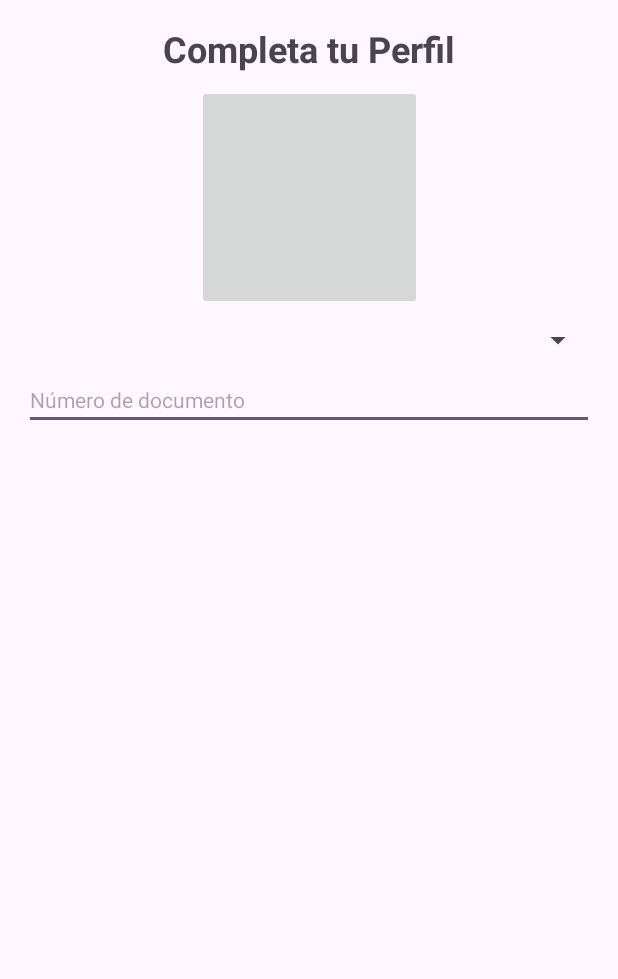
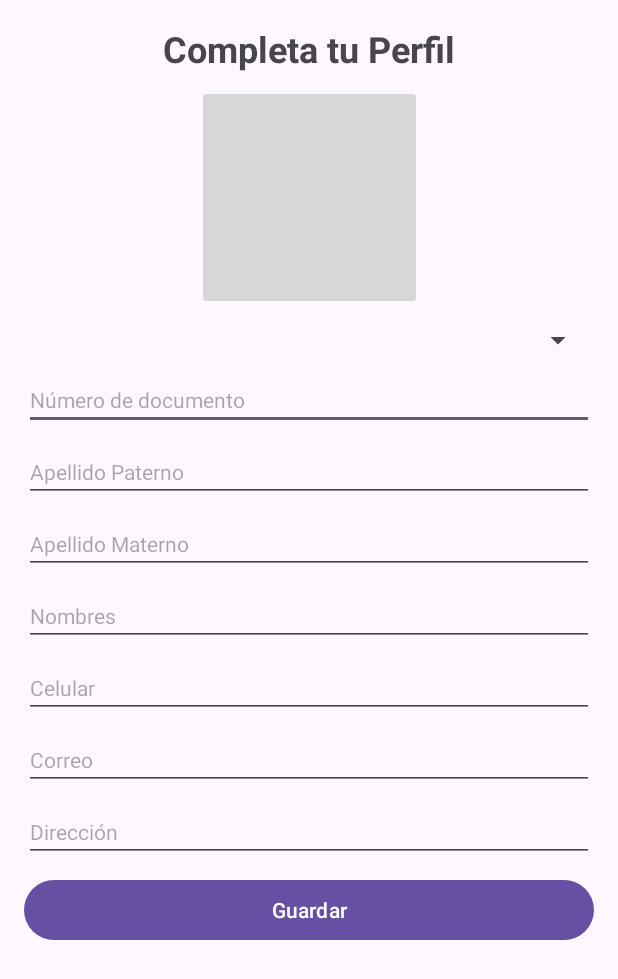
Before and after one commit to stefanodlc4/BotonPanico, an Android app: the PerfilCiudadanoActivity screen opened directly, with no data from a screen before it, on a phone screen of 412 x 824 dp. Shown: the top 979 px of the screen. Run offline under Robolectric (Android 15) with nearby library versions, the phone set to English and light mode, and no system bars.

Commit message:
completado visual perfil ciudadano

```diff
--- a/app/src/main/res/layout/activity_perfil_ciudadano.xml
+++ b/app/src/main/res/layout/activity_perfil_ciudadano.xml
@@ -11,7 +11,7 @@
         android:id="@+id/activityperfilciudadano_tv_titulo"
         android:layout_width="wrap_content"
         android:layout_height="wrap_content"
-        android:text="@string/activityperfilciudadano_tv_titulo"
+        android:text="@string/actperfciud_tv_titulo"
         android:layout_marginTop="@dimen/margin_grande"
         style="@style/TituloPrincipal"
         app:layout_constraintEnd_toEndOf="parent"
@@ -47,7 +47,7 @@
         android:layout_marginTop="@dimen/margin_medio"
         android:layout_marginStart="@dimen/margin_grande"
         android:layout_marginEnd="@dimen/margin_grande"
-        android:hint="@string/activityperfilciudadano_et_numerodocumento_hint"
+        android:hint="@string/actperfciud_et_numerodocumento_hint"
         android:inputType="number"
         style="@style/EditText"
         app:layout_constraintEnd_toEndOf="parent"
@@ -55,4 +55,101 @@
         app:layout_constraintTop_toBottomOf="@+id/activityperfilciudadano_spn_tipodocumento"
         />
 
+    <EditText
+        android:id="@+id/activityperfilciudadano_et_apellidopaterno"
+        android:layout_width="match_parent"
+        android:layout_height="wrap_content"
+        android:layout_marginTop="@dimen/margin_medio"
+        android:layout_marginStart="@dimen/margin_grande"
+        android:layout_marginEnd="@dimen/margin_grande"
+        android:hint="@string/actperfciud_et_apellidopaterno_hint"
+        style="@style/EditText"
+        app:layout_constraintEnd_toEndOf="parent"
+        app:layout_constraintStart_toStartOf="parent"
+        app:layout_constraintTop_toBottomOf="@+id/activityperfilciudadano_et_numerodocumento"
+        />
+
+    <EditText
+        android:id="@+id/activityperfilciudadano_et_apellidomaterno"
+        android:layout_width="match_parent"
+        android:layout_height="wrap_content"
+        android:layout_marginTop="@dimen/margin_medio"
+        android:layout_marginStart="@dimen/margin_grande"
+        android:layout_marginEnd="@dimen/margin_grande"
+        android:hint="@string/actperfciud_et_apellidomaterno_hint"
+        style="@style/EditText"
+        app:layout_constraintEnd_toEndOf="parent"
+        app:layout_constraintStart_toStartOf="parent"
+        app:layout_constraintTop_toBottomOf="@+id/activityperfilciudadano_et_apellidopaterno"
+        />
+
+    <EditText
+        android:id="@+id/activityperfilciudadano_et_nombres"
+        android:layout_width="match_parent"
+        android:layout_height="wrap_content"
+        android:layout_marginTop="@dimen/margin_medio"
+        android:layout_marginStart="@dimen/margin_grande"
+        android:layout_marginEnd="@dimen/margin_grande"
+        android:hint="@string/actperfciud_et_nombres_hint"
+        style="@style/EditText"
+        app:layout_constraintEnd_toEndOf="parent"
+        app:layout_constraintStart_toStartOf="parent"
+        app:layout_constraintTop_toBottomOf="@+id/activityperfilciudadano_et_apellidomaterno"
+        />
+
+    <EditText
+        android:id="@+id/activityperfilciudadano_et_celular"
+        android:layout_width="match_parent"
+        android:layout_height="wrap_content"
+        android:layout_marginTop="@dimen/margin_medio"
+        android:layout_marginStart="@dimen/margin_grande"
+        android:layout_marginEnd="@dimen/margin_grande"
+        android:hint="@string/actperfciud_et_celular_hint"
+        style="@style/EditText"
+        android:inputType="number"
+        app:layout_constraintEnd_toEndOf="parent"
+        app:layout_constraintStart_toStartOf="parent"
+        app:layout_constraintTop_toBottomOf="@+id/activityperfilciudadano_et_nombres"
+        />
+
+    <EditText
+        android:id="@+id/activityperfilciudadano_et_correo"
+        android:layout_width="match_parent"
+        android:layout_height="wrap_content"
+        android:layout_marginTop="@dimen/margin_medio"
+        android:layout_marginStart="@dimen/margin_grande"
+        android:layout_marginEnd="@dimen/margin_grande"
+        android:hint="@string/actperfciud_et_correo_hint"
+        style="@style/EditText"
+        app:layout_constraintEnd_toEndOf="parent"
+        app:layout_constraintStart_toStartOf="parent"
+        app:layout_constraintTop_toBottomOf="@+id/activityperfilciudadano_et_celular"
+        />
+
+    <EditText
+        android:id="@+id/activityperfilciudadano_et_dirrecion"
+        android:layout_width="match_parent"
+        android:layout_height="wrap_content"
+        android:layout_marginTop="@dimen/margin_medio"
+        android:layout_marginStart="@dimen/margin_grande"
+        android:layout_marginEnd="@dimen/margin_grande"
+        android:hint="@string/actperfciud_et_direccion_hint"
+        style="@style/EditText"
+        app:layout_constraintEnd_toEndOf="parent"
+        app:layout_constraintStart_toStartOf="parent"
+        app:layout_constraintTop_toBottomOf="@+id/activityperfilciudadano_et_correo"
+        />
+
+    <Button
+        android:layout_width="match_parent"
+        android:layout_height="wrap_content"
+        android:layout_marginTop="@dimen/margin_medio"
+        android:layout_marginStart="@dimen/margin_grande"
+        android:layout_marginEnd="@dimen/margin_grande"
+        android:text="@string/actperfciud_btn_guardar"
+        app:layout_constraintEnd_toEndOf="parent"
+        app:layout_constraintStart_toStartOf="parent"
+        app:layout_constraintTop_toBottomOf="@+id/activityperfilciudadano_et_dirrecion"
+        />
+
 </androidx.constraintlayout.widget.ConstraintLayout>
--- a/app/src/main/res/values/strings.xml
+++ b/app/src/main/res/values/strings.xml
@@ -1,8 +1,14 @@
 <resources>
     <string name="app_name">BotonPanico</string>
 
-    <string name="activityperfilciudadano_tv_titulo">Completa tu Perfil</string>
-    <string name="activityperfilciudadano_et_numerodocumento_hint">Número de documento</string>
-
+    <string name="actperfciud_tv_titulo">Completa tu Perfil</string>
+    <string name="actperfciud_et_numerodocumento_hint">Número de documento</string>
+    <string name="actperfciud_et_apellidopaterno_hint">Apellido Paterno</string>
+    <string name="actperfciud_et_apellidomaterno_hint">Apellido Materno</string>
+    <string name="actperfciud_et_nombres_hint">Nombres</string>
+    <string name="actperfciud_et_celular_hint">Celular</string>
+    <string name="actperfciud_et_correo_hint">Correo</string>
+    <string name="actperfciud_et_direccion_hint">Dirección</string>
+    <string name="actperfciud_btn_guardar">Guardar</string>
 
 </resources>
```
